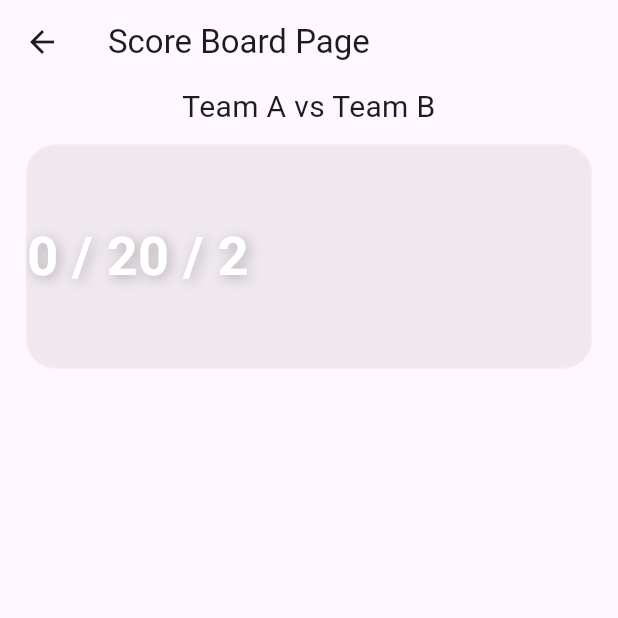
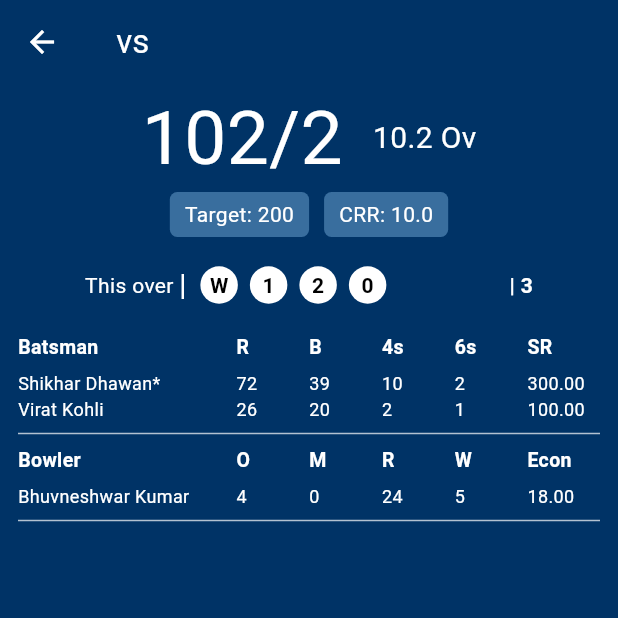
Before and after one commit to Padmakumar18/Cricket-Scoreboard, a Flutter app: the screen it shows after launch, on a phone screen of 412 x 824 dp, the top half of it. Run offline on Flutter 3.47's test engine with Material 3 defaults, Android fonts, the phone set to English and light mode, and no system bars.

Commit message:
Score page ui updated

```diff
--- a/Frontend/lib/main.dart
+++ b/Frontend/lib/main.dart
@@ -1,7 +1,7 @@
 import 'package:flutter/material.dart';
 import 'package:Frontend/screens/LoginPage.dart';
 import 'package:Frontend/screens/SignupPage.dart';
-import 'package:Frontend/screens/MainPage.dart';
+import 'package:Frontend/screens/GetMatchDetails.dart';
 import 'package:Frontend/screens/ScoreBoardpage.dart';
 
 ValueNotifier<ThemeMode> themeNotifier = ValueNotifier(ThemeMode.system);
@@ -32,9 +32,13 @@ class MyApp extends StatelessWidget {
             '/LoginPage': (context) =>
                 const LoginPage(emailId: '', password: ''),
             '/SignupPage': (context) => const SignupPage(),
-            '/MainPage': (context) => const MainPage(),
-            '/ScoreBoardpage': (context) =>
-                const ScoreBoardPage(teamA: "", teamB: ""),
+            '/GetMatchDetails': (context) => const GetMatchDetails(),
+            '/ScoreBoardpage': (context) => const ScoreBoardPage(
+              teamA: "",
+              teamB: "",
+              battingTeam: "",
+              bowlingTeam: "",
+            ),
           },
         );
       },
--- a/Frontend/lib/screens/MainPage.dart
+++ b/Frontend/lib/screens/GetMatchDetails.dart
@@ -1,20 +1,24 @@
 import 'package:Frontend/screens/ScoreBoardpage.dart';
 import 'package:flutter/material.dart';
 
-class MainPage extends StatefulWidget {
-  const MainPage({super.key});
+class GetMatchDetails extends StatefulWidget {
+  const GetMatchDetails({super.key});
 
   @override
-  State<MainPage> createState() => _MainPageState();
+  State<GetMatchDetails> createState() => _GetMatchDetailsState();
 }
 
 enum TossDecision { bat, bowl }
 
-class _MainPageState extends State<MainPage> {
+class _GetMatchDetailsState extends State<GetMatchDetails> {
   late String teamA;
   late String teamB;
   late String overs;
   late String playersCount;
+
+  // Is this required?
+  late String battingTeam;
+  late String bowlingTeam;
 
   late TextEditingController teamAController;
   late TextEditingController teamBController;
@@ -50,7 +54,11 @@ class _MainPageState extends State<MainPage> {
     ];
 
     return Scaffold(
-      appBar: AppBar(title: const Text("Match Setup")),
+      // backgroundColor: Color.fromARGB(255, 0, 50, 90),
+      appBar: AppBar(
+        title: const Text("Match Setup"),
+        // backgroundColor: const Color.fromARGB(255, 0, 50, 90),
+      ),
       body: Padding(
         padding: const EdgeInsets.all(16.0),
         child: Column(
@@ -146,6 +154,25 @@ class _MainPageState extends State<MainPage> {
                     overs = oversController.text;
                     playersCount = playersCountController.text;
 
+                    // bowlingTeam =
+                    //     tossWonBy == teamA && chooseTo == TossDecision.bat
+                    //     ? teamBController.text
+                    //     : teamAController.text;
+                    // battingTeam = bowlingTeam == teamA ? teamB : teamA;
+
+                    switch (chooseTo) {
+                      case TossDecision.bat:
+                        battingTeam = tossWonBy == teamA ? teamA : teamB;
+                        bowlingTeam = tossWonBy == teamA ? teamB : teamA;
+                        break;
+                      case TossDecision.bowl:
+                        bowlingTeam = tossWonBy == teamA ? teamA : teamB;
+                        battingTeam = tossWonBy == teamA ? teamB : teamA;
+                        break;
+                      default:
+                        battingTeam = 'Team A';
+                        bowlingTeam = 'Team B';
+                    }
                     print('Team A: $teamA');
                     print('Team B: $teamB');
                     print('Overs: $overs');
@@ -164,13 +191,14 @@ class _MainPageState extends State<MainPage> {
                       tossWonBy = null;
                       chooseTo = null;
                     });
-                    // Inside MainPage's onPressed for 'Start Match'
                     Navigator.push(
                       context,
                       MaterialPageRoute(
                         builder: (context) => ScoreBoardPage(
                           teamA: teamAController.text,
                           teamB: teamBController.text,
+                          battingTeam: battingTeam,
+                          bowlingTeam: bowlingTeam,
                         ),
                       ),
                     );
--- a/Frontend/lib/screens/ScoreBoardpage.dart
+++ b/Frontend/lib/screens/ScoreBoardpage.dart
@@ -1,96 +1,169 @@
 import 'package:flutter/material.dart';
-import 'package:Frontend/widgets/Score.dart';
+import 'package:Frontend/widgets/ScoreSummaryCard.dart';
 
 class ScoreBoardPage extends StatefulWidget {
   final String teamA;
   final String teamB;
+  final String battingTeam;
+  final String bowlingTeam;
+  final bool isFirstInnings;
 
-  const ScoreBoardPage({super.key, required this.teamA, required this.teamB});
+  const ScoreBoardPage({
+    super.key,
+    required this.teamA,
+    required this.teamB,
+    required this.battingTeam,
+    required this.bowlingTeam,
+    this.isFirstInnings = true,
+  });
 
   @override
   State<ScoreBoardPage> createState() => _ScoreBoardPageState();
 }
 
 class _ScoreBoardPageState extends State<ScoreBoardPage> {
-  Map<String, Map<int, String>> bowlersAndTheirOversAndRuns = {};
+  List<String> thisOverRuns = ["W", "1", "2", "0"];
+  late String title;
 
-  String batsman1 = '';
-  String batsman2 = '';
-  String bowler = '';
+  List<BatsmanStats> batsmen = [
+    BatsmanStats(
+      name: "Shikhar Dhawan*",
+      runs: 72,
+      balls: 39,
+      fours: 10,
+      sixes: 2,
+      strikeRate: 300.00,
+    ),
+    BatsmanStats(
+      name: "Virat Kohli",
+      runs: 26,
+      balls: 20,
+      fours: 2,
+      sixes: 1,
+      strikeRate: 100.00,
+    ),
+  ];
+
+  List<BowlerStats> bowlers = [
+    BowlerStats(
+      name: "Bhuvneshwar Kumar",
+      overs: 4,
+      maidens: 0,
+      runs: 24,
+      wickets: 5,
+      economy: 18.00,
+    ),
+  ];
 
   @override
   void initState() {
+    title = '${widget.teamA} vs ${widget.teamB}';
     super.initState();
   }
 
   @override
   Widget build(BuildContext context) {
     return Scaffold(
-      appBar: AppBar(title: const Text('Score Board Page')),
-      body: Padding(
-        padding: const EdgeInsets.all(1.0),
+      backgroundColor: const Color(0xFF003366),
+      appBar: AppBar(
+        title: Text(title, style: const TextStyle(color: Colors.white)),
+        backgroundColor: const Color(0xFF003366),
+        iconTheme: const IconThemeData(color: Colors.white),
+      ),
+      body: SingleChildScrollView(
         child: Column(
           children: [
-            Center(
-              child: Text(
-                '${widget.teamA != "" ? widget.teamA : "Team A"} vs ${widget.teamB != "" ? widget.teamB : 'Team B'}',
-                style: const TextStyle(fontSize: 20),
-                textAlign: TextAlign.center,
-              ),
+            // Text(
+            //   widget.battingTeam,
+            //   style: const TextStyle(fontSize: 20, color: Colors.white),
+            //   textAlign: TextAlign.center,
+            // ),
+            // const SizedBox(height: 12),
+            Row(
+              mainAxisAlignment: MainAxisAlignment.center,
+              children: const [
+                Text(
+                  "102/2",
+                  style: TextStyle(fontSize: 50, color: Colors.white),
+                ),
+                SizedBox(width: 20),
+                Text(
+                  "10.2 Ov",
+                  style: TextStyle(fontSize: 20, color: Colors.white),
+                ),
+              ],
             ),
-            const SizedBox(height: 10),
-            Score(number: 0), // Placeholder for team score
+            Row(
+              mainAxisAlignment: MainAxisAlignment.center,
+              children: [
+                infoChip("Target: 200"),
+                const SizedBox(width: 10),
+                infoChip("CRR: 10.0"),
+              ],
+            ),
+            const SizedBox(height: 12),
+            thisOverWidget(thisOverRuns),
+            ScoreSummaryCard(batsmen: batsmen, bowlers: bowlers),
           ],
         ),
       ),
     );
   }
-}
 
-class Batsman {
-  String batsmanName;
-  int runs;
-  int ballsFaced;
-  int sixes;
-  int fours;
-  double strikeRate;
-  String outStatus;
+  Widget infoChip(String text) {
+    return Container(
+      padding: const EdgeInsets.symmetric(horizontal: 10, vertical: 5),
+      decoration: BoxDecoration(
+        color: const Color.fromARGB(129, 112, 167, 212),
+        borderRadius: BorderRadius.circular(5),
+      ),
+      child: Text(text, style: const TextStyle(color: Colors.white)),
+    );
+  }
 
-  Batsman({
-    required this.batsmanName,
-    required this.runs,
-    required this.ballsFaced,
-    required this.sixes,
-    required this.fours,
-    required this.strikeRate,
-    required this.outStatus,
-  });
-
-  int findStrikeRate() {
-    return ballsFaced == 0 ? 0 : ((runs * 100) / ballsFaced).round();
+  Widget thisOverWidget(List<String> runs) {
+    return Row(
+      mainAxisAlignment: MainAxisAlignment.center,
+      children: [
+        const Text("This over ", style: TextStyle(color: Colors.white)),
+        const Text("|", style: TextStyle(fontSize: 20, color: Colors.white)),
+        const SizedBox(width: 5),
+        SizedBox(
+          width: 200,
+          height: 40,
+          child: SingleChildScrollView(
+            scrollDirection: Axis.horizontal,
+            child: Row(
+              children: runs.map((run) {
+                return Padding(
+                  padding: const EdgeInsets.symmetric(horizontal: 4),
+                  child: Container(
+                    width: 25,
+                    height: 25,
+                    alignment: Alignment.center,
+                    decoration: const BoxDecoration(
+                      color: Colors.white,
+                      shape: BoxShape.circle,
+                    ),
+                    child: Text(
+                      run,
+                      style: const TextStyle(
+                        color: Colors.black,
+                        fontWeight: FontWeight.bold,
+                      ),
+                    ),
+                  ),
+                );
+              }).toList(),
+            ),
+          ),
+        ),
+        const SizedBox(width: 10),
+        const Text(
+          "| 3",
+          style: TextStyle(color: Colors.white, fontWeight: FontWeight.bold),
+        ),
+      ],
+    );
   }
 }
-
-class Bowler {
-  String bowlerName;
-  int overs;
-  int maidens;
-  int runsConceded;
-  int wickets;
-  double economyRate;
-  Map<int, List<String>> oversAndRuns;
-
-  Bowler({
-    required this.bowlerName,
-    required this.overs,
-    required this.maidens,
-    required this.runsConceded,
-    required this.wickets,
-    required this.economyRate,
-    required this.oversAndRuns,
-  });
-
-  double findEconomyRate() {
-    return overs == 0 ? 0 : (runsConceded / overs).toDouble();
-  }
-}
--- a/Frontend/lib/widgets/Score.dart
+++ /dev/null
@@ -1,67 +0,0 @@
-import 'dart:ui';
-import 'package:flutter/material.dart';
-
-class Score extends StatelessWidget {
-  final int number;
-
-  const Score({super.key, required this.number});
-
-  @override
-  Widget build(BuildContext context) {
-    return Center(
-      child: Padding(
-        padding: const EdgeInsets.symmetric(horizontal: 16.0), // small gap
-        child: ClipRRect(
-          borderRadius: BorderRadius.circular(20),
-          child: BackdropFilter(
-            filter: ImageFilter.blur(sigmaX: 8, sigmaY: 8),
-            child: Container(
-              width: double.infinity,
-              height: 150,
-              decoration: BoxDecoration(
-                color: const Color.fromARGB(255, 121, 99, 99).withOpacity(0.1),
-                borderRadius: BorderRadius.circular(20),
-                border: Border.all(color: Colors.white.withOpacity(0.3)),
-              ),
-              alignment: Alignment.center,
-              child: Row(
-                children: [
-                  Text(
-                    '${number.toString()} / 2',
-                    style: const TextStyle(
-                      fontSize: 36,
-                      fontWeight: FontWeight.bold,
-                      color: Colors.white,
-                      shadows: [
-                        Shadow(
-                          blurRadius: 10,
-                          color: Colors.black26,
-                          offset: Offset(2, 2),
-                        ),
-                      ],
-                    ),
-                  ),
-                  Text(
-                    '${number.toString()} / 2',
-                    style: const TextStyle(
-                      fontSize: 36,
-                      fontWeight: FontWeight.bold,
-                      color: Colors.white,
-                      shadows: [
-                        Shadow(
-                          blurRadius: 10,
-                          color: Colors.black26,
-                          offset: Offset(2, 2),
-                        ),
-                      ],
-                    ),
-                  ),
-                ],
-              ),
-            ),
-          ),
-        ),
-      ),
-    );
-  }
-}
--- /dev/null
+++ b/Frontend/lib/widgets/ScoreSummaryCard.dart
@@ -0,0 +1,127 @@
+import 'package:flutter/material.dart';
+
+class ScoreSummaryCard extends StatelessWidget {
+  final List<BatsmanStats> batsmen;
+  final List<BowlerStats> bowlers;
+
+  const ScoreSummaryCard({
+    super.key,
+    required this.batsmen,
+    required this.bowlers,
+  });
+
+  @override
+  Widget build(BuildContext context) {
+    return Container(
+      color: const Color(0xFF003366),
+      padding: const EdgeInsets.all(12),
+      child: Column(
+        crossAxisAlignment: CrossAxisAlignment.start,
+        children: [
+          Row(
+            children: const [
+              Expanded(flex: 3, child: Text("Batsman", style: headerStyle)),
+              Expanded(child: Text("R", style: headerStyle)),
+              Expanded(child: Text("B", style: headerStyle)),
+              Expanded(child: Text("4s", style: headerStyle)),
+              Expanded(child: Text("6s", style: headerStyle)),
+              Expanded(child: Text("SR", style: headerStyle)),
+            ],
+          ),
+          const SizedBox(height: 6),
+          ...batsmen.map((batsman) {
+            return Row(
+              children: [
+                Expanded(flex: 3, child: Text(batsman.name, style: statStyle)),
+                Expanded(child: Text("${batsman.runs}", style: statStyle)),
+                Expanded(child: Text("${batsman.balls}", style: statStyle)),
+                Expanded(child: Text("${batsman.fours}", style: statStyle)),
+                Expanded(child: Text("${batsman.sixes}", style: statStyle)),
+                Expanded(
+                  child: Text(
+                    "${batsman.strikeRate.toStringAsFixed(2)}",
+                    style: statStyle,
+                  ),
+                ),
+              ],
+            );
+          }),
+          const Divider(color: Colors.white70),
+          Row(
+            children: const [
+              Expanded(flex: 3, child: Text("Bowler", style: headerStyle)),
+              Expanded(child: Text("O", style: headerStyle)),
+              Expanded(child: Text("M", style: headerStyle)),
+              Expanded(child: Text("R", style: headerStyle)),
+              Expanded(child: Text("W", style: headerStyle)),
+              Expanded(child: Text("Econ", style: headerStyle)),
+            ],
+          ),
+          const SizedBox(height: 6),
+          ...bowlers.map((bowler) {
+            return Row(
+              children: [
+                Expanded(flex: 3, child: Text(bowler.name, style: statStyle)),
+                Expanded(child: Text("${bowler.overs}", style: statStyle)),
+                Expanded(child: Text("${bowler.maidens}", style: statStyle)),
+                Expanded(child: Text("${bowler.runs}", style: statStyle)),
+                Expanded(child: Text("${bowler.wickets}", style: statStyle)),
+                Expanded(
+                  child: Text(
+                    "${bowler.economy.toStringAsFixed(2)}",
+                    style: statStyle,
+                  ),
+                ),
+              ],
+            );
+          }),
+          const Divider(color: Colors.white70),
+        ],
+      ),
+    );
+  }
+}
+
+const headerStyle = TextStyle(
+  color: Colors.white,
+  fontWeight: FontWeight.bold,
+  fontSize: 13,
+);
+
+const statStyle = TextStyle(color: Colors.white, fontSize: 12);
+
+class BatsmanStats {
+  final String name;
+  final int runs;
+  final int balls;
+  final int fours;
+  final int sixes;
+  final double strikeRate;
+
+  BatsmanStats({
+    required this.name,
+    required this.runs,
+    required this.balls,
+    required this.fours,
+    required this.sixes,
+    required this.strikeRate,
+  });
+}
+
+class BowlerStats {
+  final String name;
+  final int overs;
+  final int maidens;
+  final int runs;
+  final int wickets;
+  final double economy;
+
+  BowlerStats({
+    required this.name,
+    required this.overs,
+    required this.maidens,
+    required this.runs,
+    required this.wickets,
+    required this.economy,
+  });
+}
```
